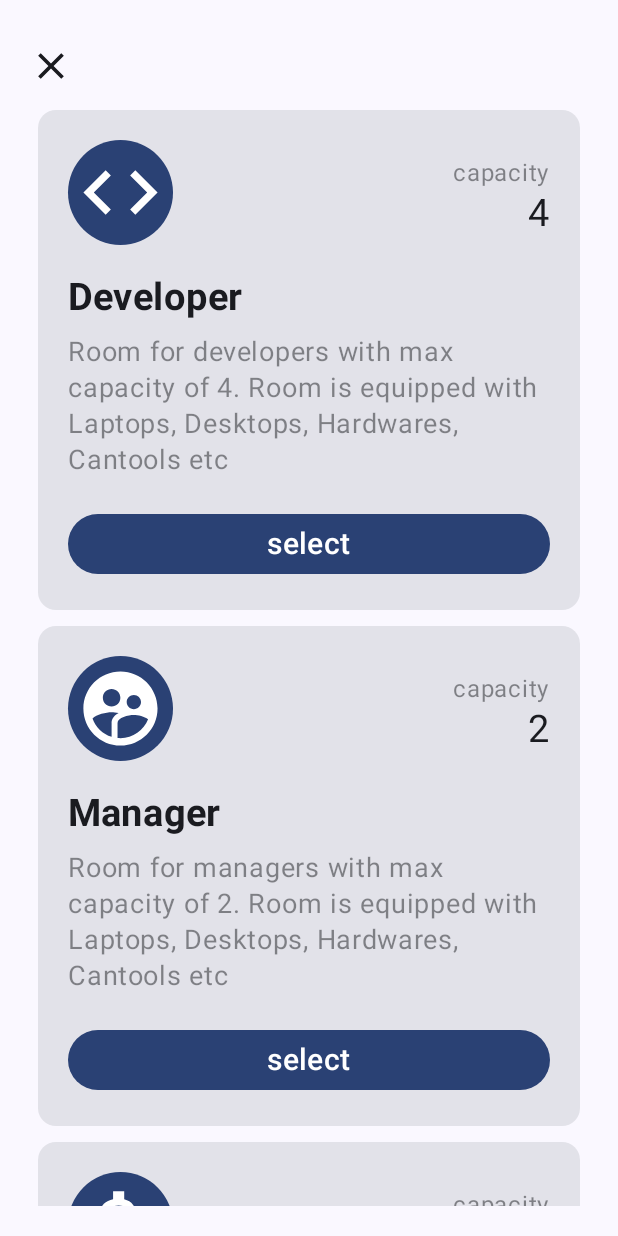
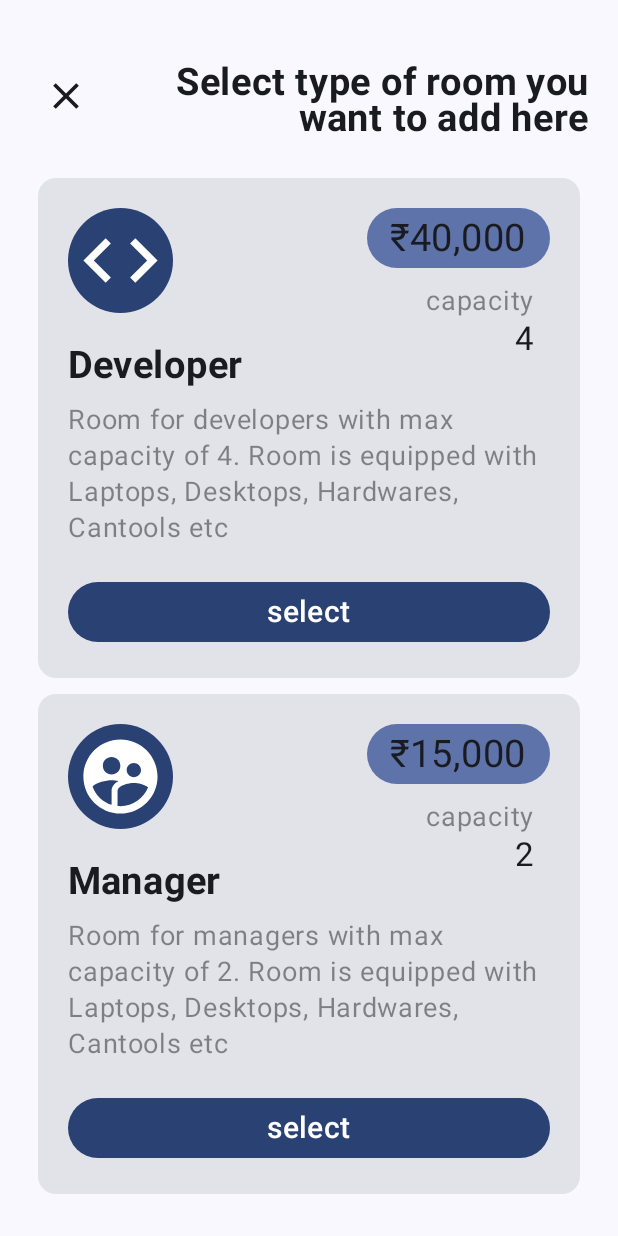
Before and after one commit to joshuajgomez/codeforce, an Android app built with Jetpack Compose: the composable OccupyRoom shown on its own in the app's theme, on a phone screen of 412 x 824 dp. Run offline under Robolectric (Android 15) with nearby library versions, the phone set to English and light mode, and no system bars; our stand-ins replace constraintlayout-compose.

Commit message:
Use scaffold for screens

```diff
--- a/app/src/main/java/com/triplerock/codeforce/data/RoomData.kt
+++ b/app/src/main/java/com/triplerock/codeforce/data/RoomData.kt
@@ -26,13 +26,39 @@ fun maxCapacityOf(roomType: RoomType) = when (roomType) {
     RoomType.Empty -> 0
 }
 
+enum class Cost(val cost: Int) {
+    Developer(40000),
+    Manager(15000),
+    HR(10000),
+    Sales(10000),
+    Cafeteria(5000),
+}
+
+fun costOf(roomType: RoomType) = when (roomType) {
+    RoomType.Developer -> Cost.Developer.cost
+    RoomType.Manager -> Cost.Manager.cost
+    RoomType.HR -> Cost.HR.cost
+    RoomType.Sales -> Cost.Sales.cost
+    RoomType.Cafeteria -> Cost.Cafeteria.cost
+    RoomType.Empty -> 0
+}
+
+fun Int.displayCost(): String {
+    return "₹${"%,d".format(this)}"
+}
+
 fun roomDescription(roomType: RoomType): String {
     return when (roomType) {
         RoomType.Developer -> "Room for developers with max capacity of ${maxCapacityOf(roomType)}. Room is equipped with Laptops, Desktops, Hardwares, Cantools etc"
         RoomType.Manager -> "Room for managers with max capacity of ${maxCapacityOf(roomType)}. Room is equipped with Laptops, Desktops, Hardwares, Cantools etc"
         RoomType.HR -> "Room for HR reps with max capacity of ${maxCapacityOf(roomType)}. Room is equipped with Laptops, Records and game toys"
         RoomType.Sales -> "Room for Sales executives with max capacity of ${maxCapacityOf(roomType)}. Room is equipped with Laptops"
-        RoomType.Cafeteria -> "Room for employees to relax and eat. There will be house keeps with max capacity of ${maxCapacityOf(roomType)}. Room is equipped with Ovens, Sinks, Fridge, Vending machines"
+        RoomType.Cafeteria -> "Room for employees to relax and eat. There will be house keeps with max capacity of ${
+            maxCapacityOf(
+                roomType
+            )
+        }. Room is equipped with Ovens, Sinks, Fridge, Vending machines"
+
         else -> "Empty room"
     }
 }
--- a/app/src/main/java/com/triplerock/codeforce/screens/Common.kt
+++ b/app/src/main/java/com/triplerock/codeforce/screens/Common.kt
@@ -2,6 +2,11 @@
 
 import android.content.res.Configuration
 import androidx.compose.foundation.background
+import androidx.compose.foundation.layout.Arrangement
+import androidx.compose.foundation.layout.Column
+import androidx.compose.foundation.layout.Row
+import androidx.compose.foundation.layout.fillMaxWidth
+import androidx.compose.foundation.layout.height
 import androidx.compose.foundation.layout.padding
 import androidx.compose.foundation.layout.size
 import androidx.compose.foundation.shape.CircleShape
@@ -14,10 +19,16 @@
 import androidx.compose.material.icons.filled.SupervisedUserCircle
 import androidx.compose.material3.Icon
 import androidx.compose.material3.MaterialTheme
+import androidx.compose.material3.MaterialTheme.colorScheme
+import androidx.compose.material3.Text
 import androidx.compose.runtime.Composable
+import androidx.compose.ui.Alignment
 import androidx.compose.ui.Modifier
+import androidx.compose.ui.text.font.FontWeight
+import androidx.compose.ui.text.style.TextAlign
 import androidx.compose.ui.tooling.preview.Preview
 import androidx.compose.ui.unit.dp
+import androidx.compose.ui.unit.sp
 import com.triplerock.codeforce.data.Room
 import com.triplerock.codeforce.data.RoomType
 import com.triplerock.codeforce.ui.theme.CodeForceTheme
@@ -56,3 +67,48 @@
             .padding(5.dp)
     )
 }
+
+@Composable
+fun LabelValue(
+    modifier: Modifier = Modifier,
+    label: String = "label",
+    value: String = "value"
+) {
+    Column(modifier = modifier, horizontalAlignment = Alignment.End) {
+        Text(
+            text = label,
+            color = colorScheme.onBackground.copy(alpha = 0.5f),
+            fontSize = 18.sp,
+        )
+        Text(
+            text = value,
+            fontSize = 22.sp,
+            color = colorScheme.onBackground
+        )
+    }
+}
+
+@DarkPreview
+@Composable
+fun TitleBar(
+    title: String = "CodeForce app",
+    onCloseClick: () -> Unit = {}
+) {
+    Row(
+        modifier = Modifier
+            .fillMaxWidth()
+            .background(color = colorScheme.background)
+            .padding(horizontal = 10.dp, vertical = 20.dp),
+        horizontalArrangement = Arrangement.SpaceBetween,
+    ) {
+        CloseIcon {
+            onCloseClick()
+        }
+        Text(
+            text = title, fontSize = 25.sp,
+            fontWeight = FontWeight.Bold,
+            color = colorScheme.onBackground,
+            textAlign = TextAlign.End
+        )
+    }
+}
--- a/app/src/main/java/com/triplerock/codeforce/screens/OccupyRoom.kt
+++ b/app/src/main/java/com/triplerock/codeforce/screens/OccupyRoom.kt
@@ -1,22 +1,33 @@
 package com.triplerock.codeforce.screens
 
+import androidx.compose.foundation.background
+import androidx.compose.foundation.layout.Arrangement
 import androidx.compose.foundation.layout.Column
+import androidx.compose.foundation.layout.Row
+import androidx.compose.foundation.layout.Spacer
 import androidx.compose.foundation.layout.fillMaxWidth
+import androidx.compose.foundation.layout.height
 import androidx.compose.foundation.layout.padding
 import androidx.compose.foundation.layout.size
 import androidx.compose.foundation.lazy.LazyColumn
 import androidx.compose.foundation.lazy.items
+import androidx.compose.foundation.shape.RoundedCornerShape
 import androidx.compose.material3.Button
 import androidx.compose.material3.Card
 import androidx.compose.material3.MaterialTheme.colorScheme
+import androidx.compose.material3.Scaffold
 import androidx.compose.material3.Text
 import androidx.compose.runtime.Composable
+import androidx.compose.ui.Alignment
 import androidx.compose.ui.Modifier
 import androidx.compose.ui.text.font.FontWeight
+import androidx.compose.ui.text.style.TextAlign
 import androidx.compose.ui.unit.dp
 import androidx.compose.ui.unit.sp
 import androidx.constraintlayout.compose.ConstraintLayout
 import com.triplerock.codeforce.data.RoomType
+import com.triplerock.codeforce.data.costOf
+import com.triplerock.codeforce.data.displayCost
 import com.triplerock.codeforce.data.maxCapacityOf
 import com.triplerock.codeforce.data.roomDescription
 import com.triplerock.codeforce.ui.theme.CodeForceTheme
@@ -29,29 +40,34 @@ fun PreviewOccupyRoom() {
     }
 }
 
+val availableRoomTypes = RoomType.entries.filter {
+    it != RoomType.Empty
+}
+
 @Composable
-fun OccupyRoom() {
+fun OccupyRoom(
+    roomTypes: List<RoomType> = availableRoomTypes
+) {
     Column(
         modifier = Modifier.padding(
             horizontal = 10.dp,
             vertical = 20.dp
         )
     ) {
-        CloseIcon {
-
+        Scaffold(topBar = { TitleBar("Select type of room you want to add here") })
+        {
+            RoomTypeList(Modifier.padding(it), roomTypes)
         }
-        RoomTypeList()
     }
 }
 
 @Composable
 fun RoomTypeList(
-    roomTypes: List<RoomType> = RoomType.entries.filter {
-        it != RoomType.Empty
-    }
+    modifier: Modifier,
+    roomTypes: List<RoomType>
 ) {
     LazyColumn(
-        modifier = Modifier
+        modifier = modifier
             .fillMaxWidth()
             .padding(horizontal = 10.dp)
     ) {
@@ -68,7 +84,7 @@ fun RoomCard(roomType: RoomType, onClick: () -> Unit = {}) {
             modifier = Modifier
                 .padding(20.dp)
         ) {
-            val (iconRef, typeRef, descRef, btnRef, capacityLabelRef, capacityRef) = createRefs()
+            val (iconRef, typeRef, descRef, btnRef, capacityRef, costRef) = createRefs()
             RoomIcon(
                 modifier = Modifier
                     .size(70.dp)
@@ -109,18 +125,34 @@ fun RoomCard(roomType: RoomType, onClick: () -> Unit = {}) {
             ) {
                 Text(text = "select", fontSize = 20.sp)
             }
-            Text(text = "capacity",
-                color = colorScheme.onBackground.copy(alpha = 0.5f),
-                modifier = Modifier.constrainAs(capacityLabelRef) {
+
+            PriceTag(
+                modifier = Modifier.constrainAs(costRef) {
                     end.linkTo(parent.end)
-                    top.linkTo(parent.top, 10.dp)
-                })
-            Text(text = maxCapacityOf(roomType).toString(),
-                fontSize = 25.sp,
-                modifier = Modifier.constrainAs(capacityRef) {
-                    end.linkTo(parent.end)
-                    top.linkTo(capacityLabelRef.bottom)
-                })
+                    top.linkTo(parent.top)
+                },
+                text = costOf(roomType).displayCost()
+            )
+
+            LabelValue(modifier = Modifier.constrainAs(capacityRef) {
+                end.linkTo(parent.end, 10.dp)
+                top.linkTo(costRef.bottom, 10.dp)
+            }, "capacity", maxCapacityOf(roomType).toString())
+
         }
     }
 }
+
+@Composable
+fun PriceTag(modifier: Modifier, text: String) {
+    Text(
+        text = text,
+        fontSize = 25.sp,
+        modifier = modifier
+            .background(
+                colorScheme.primaryContainer,
+                RoundedCornerShape(20.dp)
+            )
+            .padding(horizontal = 15.dp, vertical = 5.dp)
+    )
+}
```
Also changed, not shown: app/src/main/java/com/triplerock/codeforce/screens/RoomView.kt (+28 -34 lines).
